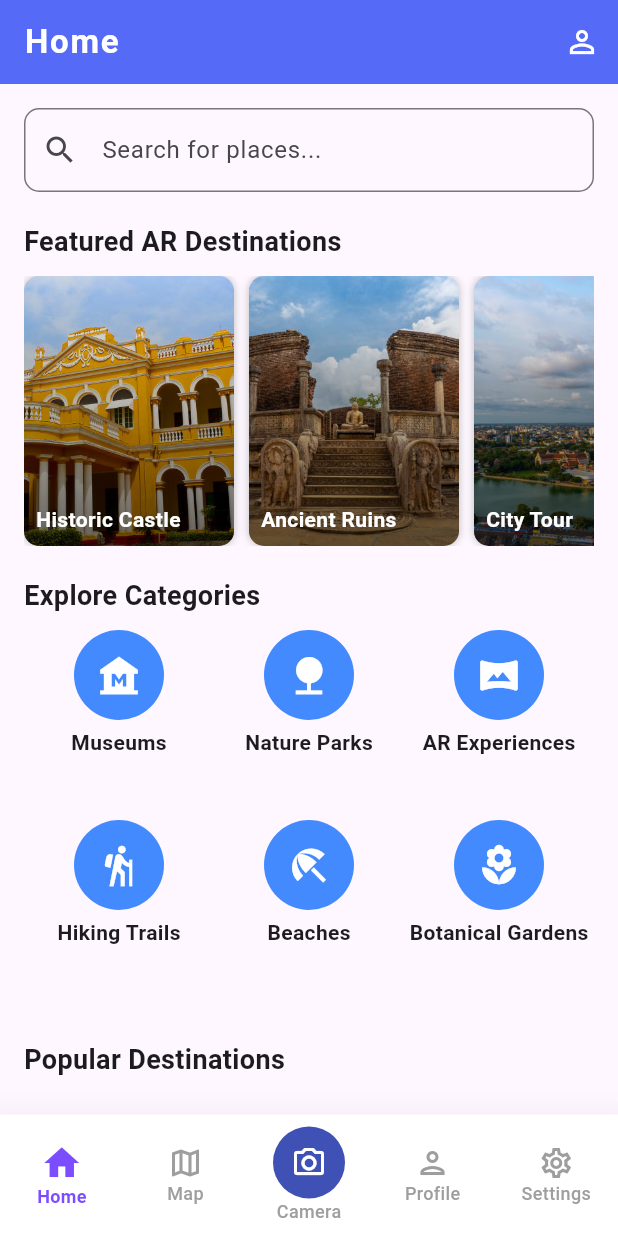
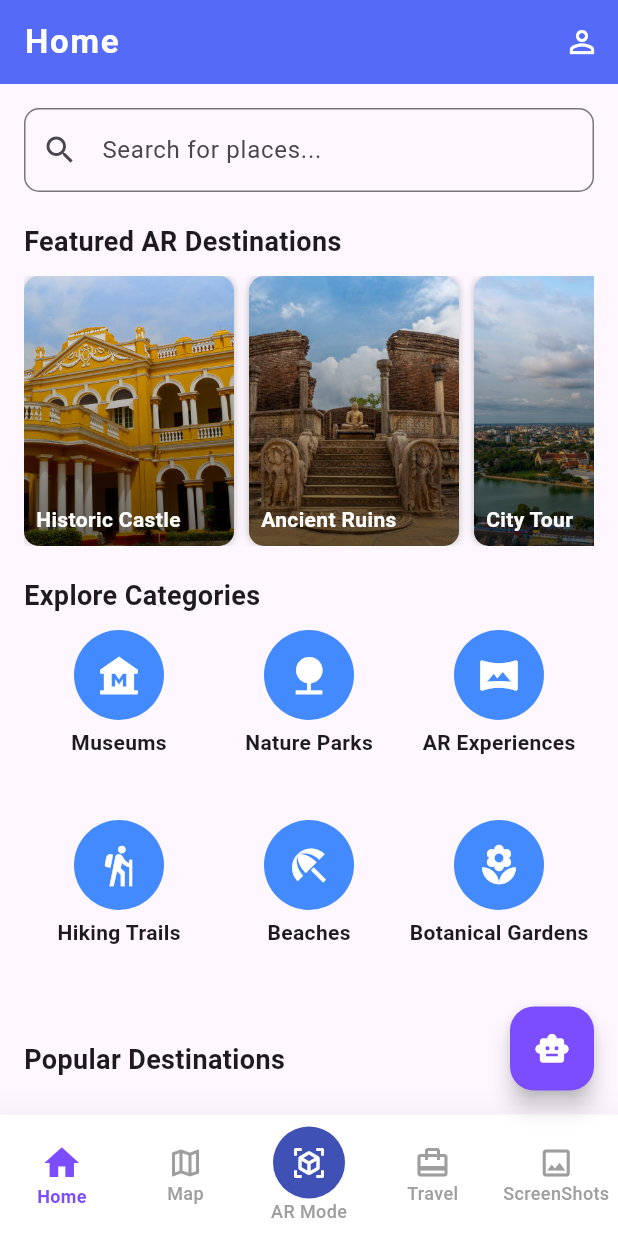
Before and after one commit to yohanmanohara/tourmate, a Flutter app: the MainLayout screen opened directly, on a phone screen of 412 x 824 dp. Run offline on Flutter 3.47's test engine with Material 3 defaults, Android fonts, the phone set to English and light mode, and no system bars; our stand-ins replace dots_indicator, firebase_auth, firebase_core, flutter_map, flutter_svg, google_fonts and 5 more; accounts and stored records are empty.

Commit message:
make screens

```diff
--- a/lib/screen/main_layout.dart
+++ b/lib/screen/main_layout.dart
@@ -1,36 +1,42 @@
 import 'package:flutter/material.dart';
 import 'home_page.dart';
 import 'profile_page.dart';
-import 'settings_page.dart';
+import 'travel.dart';
 import '../widgets/appbar.dart';
 import 'map.dart';
-// import 'camera_page.dart';
+import 'screenshot.dart';
 class MainLayout extends StatefulWidget {
   const MainLayout({super.key});
 
   @override
-  // ignore: library_private_types_in_public_api
   _MainLayoutState createState() => _MainLayoutState();
 }
 
 class _MainLayoutState extends State<MainLayout> {
   int _currentIndex = 0;
+  bool _isChatVisible = false; // Track chat visibility
 
   final List<Widget> _screens = [
     HomePage(),
     ARMapScreen(),
-    // CameraPage(),
     ProfilePage(),
-    SettingsPage(),
+    TravelPage(),
+    GalleryScreen(),
   ];
 
   final List<String> _titles = [
     'Home',
     'Map',
-    'Camera',
+    'AR Mode',
     'Profile',
-    'Settings',
+    'ScreenShots',
   ];
+
+  void _toggleChat() {
+    setState(() {
+      _isChatVisible = !_isChatVisible;
+    });
+  }
 
   @override
   Widget build(BuildContext context) {
@@ -40,9 +46,91 @@ class _MainLayoutState extends State<MainLayout> {
         titles: _titles,
       ),
 
-      body: AnimatedSwitcher(
-        duration: Duration(milliseconds: 300),
-        child: _screens[_currentIndex],
+      body: Stack(
+        children: [
+          AnimatedSwitcher(
+            duration: Duration(milliseconds: 300),
+            child: _screens[_currentIndex],
+          ),
+
+          // Floating Chat Preview
+          if (_isChatVisible)
+            Positioned(
+              bottom: 90,
+              right: 20,
+              child: Material(
+                elevation: 5,
+                borderRadius: BorderRadius.circular(12),
+                child: Container(
+                  width: 350,
+                  height: 500,
+                  decoration: BoxDecoration(
+                    color: Colors.white,
+                    borderRadius: BorderRadius.circular(12),
+                    boxShadow: [
+                      BoxShadow(
+                        color: Colors.black26,
+                        blurRadius: 5,
+                        spreadRadius: 2,
+                      ),
+                    ],
+                  ),
+                  child: Column(
+                    children: [
+                      Container(
+                        padding: EdgeInsets.all(10),
+                        decoration: BoxDecoration(
+                          color: Colors.deepPurpleAccent,
+                          borderRadius: BorderRadius.vertical(top: Radius.circular(12)),
+                        ),
+                        child: Row(
+                          mainAxisAlignment: MainAxisAlignment.spaceBetween,
+                          children: [
+                            Text(
+                              "ChatBot",
+                              style: TextStyle(color: Colors.white, fontWeight: FontWeight.bold),
+                            ),
+                            IconButton(
+                              icon: Icon(Icons.close, color: Colors.white),
+                              onPressed: _toggleChat,
+                            ),
+                          ],
+                        ),
+                      ),
+                      Expanded(
+                        child: ListView(
+                          padding: EdgeInsets.all(10),
+                          children: [
+                            ChatBubble("Hello! How can I help you?", isBot: true),
+                            ChatBubble("I need some assistance.", isBot: false),
+                          ],
+                        ),
+                      ),
+                      Padding(
+                        padding: EdgeInsets.all(8),
+                        child: Row(
+                          children: [
+                            Expanded(
+                              child: TextField(
+                                decoration: InputDecoration(
+                                  hintText: "Type a message...",
+                                  border: OutlineInputBorder(),
+                                ),
+                              ),
+                            ),
+                            IconButton(
+                              icon: Icon(Icons.send, color: Colors.deepPurpleAccent),
+                              onPressed: () {},
+                            ),
+                          ],
+                        ),
+                      ),
+                    ],
+                  ),
+                ),
+              ),
+            ),
+        ],
       ),
 
       bottomNavigationBar: BottomNavigationBar(
@@ -92,23 +180,57 @@ class _MainLayoutState extends State<MainLayout> {
               ),
               padding: EdgeInsets.all(12.0),
               child: Icon(
-                Icons.camera_alt_outlined,
+                Icons.view_in_ar,
                 color: Colors.white,
               ),
             ),
-            label: "Camera",
+            label: "AR Mode",
           ),
           BottomNavigationBarItem(
-            icon: Icon(Icons.person_outlined),
-            activeIcon: Icon(Icons.person),
-            label: "Profile",
+            icon: Icon(Icons.card_travel), // Airplane icon
+            activeIcon: Icon(Icons.card_travel),
+            label: "Travel",
           ),
           BottomNavigationBarItem(
-            icon: Icon(Icons.settings_outlined),
-            activeIcon: Icon(Icons.settings),
-            label: "Settings",
-          ),
+           icon: Icon(Icons.image_outlined),  // Outline version of camera icon
+          activeIcon: Icon(Icons.image_outlined),     // Filled version of camera icon
+          label: "ScreenShots",                   // Label for the item
+          )
+
         ],
+      ),
+
+      floatingActionButton: FloatingActionButton(
+        onPressed: _toggleChat, // Toggle chat visibility
+        backgroundColor: Colors.deepPurpleAccent,
+        child: Icon(Icons.smart_toy, color: Colors.white), // Bot icon
+      ),
+      floatingActionButtonLocation: FloatingActionButtonLocation.endFloat,
+    );
+  }
+}
+
+class ChatBubble extends StatelessWidget {
+  final String message;
+  final bool isBot;
+
+  ChatBubble(this.message, {required this.isBot});
+
+  @override
+  Widget build(BuildContext context) {
+    return Align(
+      alignment: isBot ? Alignment.centerLeft : Alignment.centerRight,
+      child: Container(
+        padding: EdgeInsets.all(10),
+        margin: EdgeInsets.symmetric(vertical: 5),
+        decoration: BoxDecoration(
+          color: isBot ? Colors.grey[300] : Colors.deepPurpleAccent,
+          borderRadius: BorderRadius.circular(10),
+        ),
+        child: Text(
+          message,
+          style: TextStyle(color: isBot ? Colors.black : Colors.white),
+        ),
       ),
     );
   }
```
Also changed, not shown: lib/screen/PreferenceScreen.dart (added, +94 -0 lines), lib/screen/preferenceselectionscreen.dart (added, +135 -0 lines), lib/screen/profile_screen.dart (deleted, +0 -41 lines), lib/screen/screenshot.dart (added, +110 -0 lines), lib/screen/travel.dart (added, +71 -0 lines), lib/widgets/appbar.dart (+40 -11 lines).
